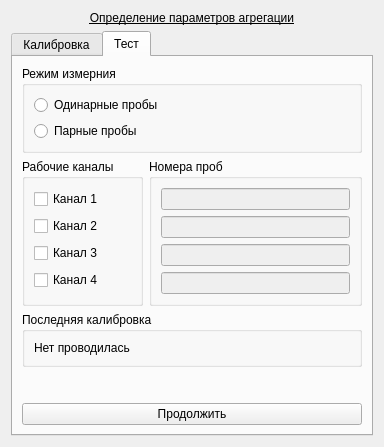
The window that choisedialog/agr1.ui (krang4d/Agrekola) describes before a commit, drawn with Qt 5.
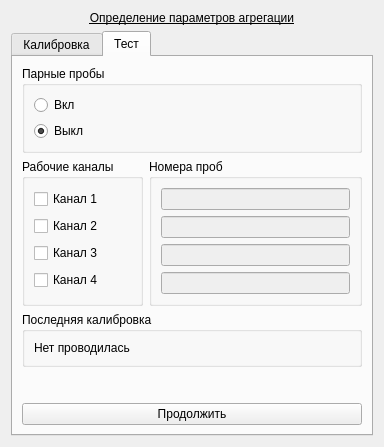
The same window after the commit. The open tabs and pages were chosen to show the change.

Commit message: add pure virtual class Agr_impl to the project add btp_singleShotConnction(), otp_singleShotConnection to the ChioseDialog

What changed in the file:
```diff
--- a/choisedialog/agr1.ui
+++ b/choisedialog/agr1.ui
@@ -191,7 +191,7 @@
           </sizepolicy>
          </property>
          <property name="title">
-          <string notr="true">Режим измерния</string>
+          <string notr="true">Парные пробы</string>
          </property>
          <property name="flat">
           <bool>false</bool>
@@ -200,17 +200,20 @@
           <bool>false</bool>
          </property>
          <layout class="QVBoxLayout" name="verticalLayout_11">
-          <item>
-           <widget class="QRadioButton" name="radioButton_testSingle">
-            <property name="text">
-             <string>Одинарные пробы</string>
-            </property>
-           </widget>
-          </item>
           <item>
            <widget class="QRadioButton" name="radioButton_testDouble">
             <property name="text">
-             <string>Парные пробы</string>
+             <string>Вкл</string>
+            </property>
+           </widget>
+          </item>
+          <item>
+           <widget class="QRadioButton" name="radioButton_testSingle">
+            <property name="text">
+             <string>Выкл</string>
+            </property>
+            <property name="checked">
+             <bool>true</bool>
             </property>
            </widget>
           </item>
```
Left out of the diff: 2 changed lines with no effect on the pictures. The commit also changes 14 other files.
